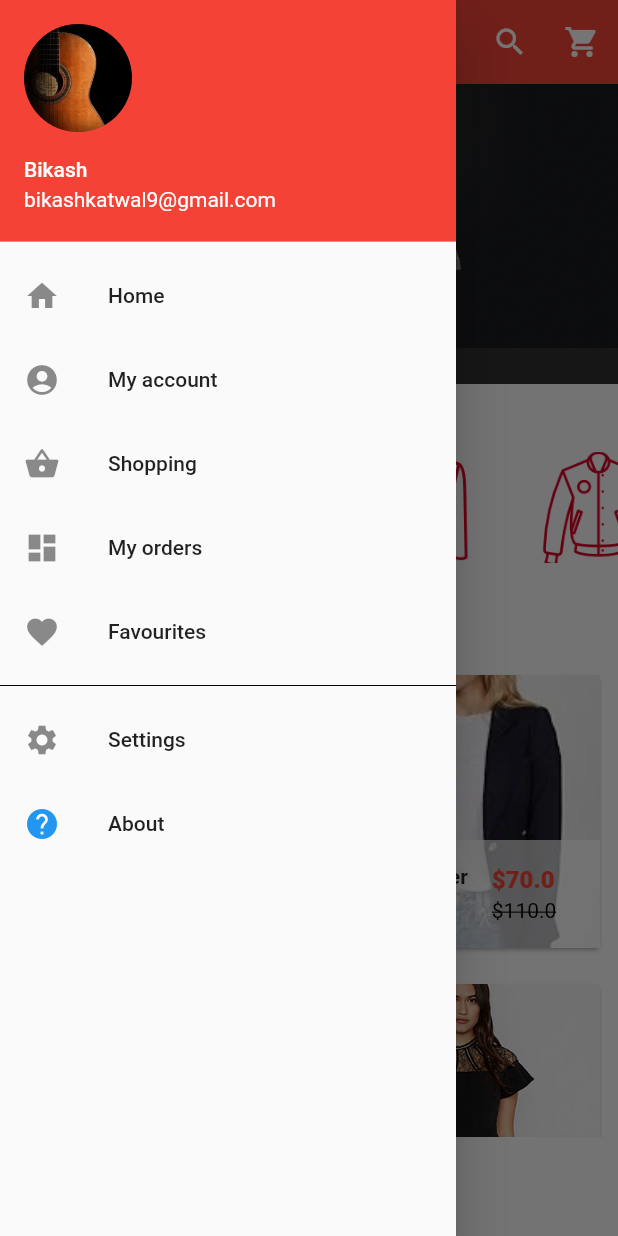
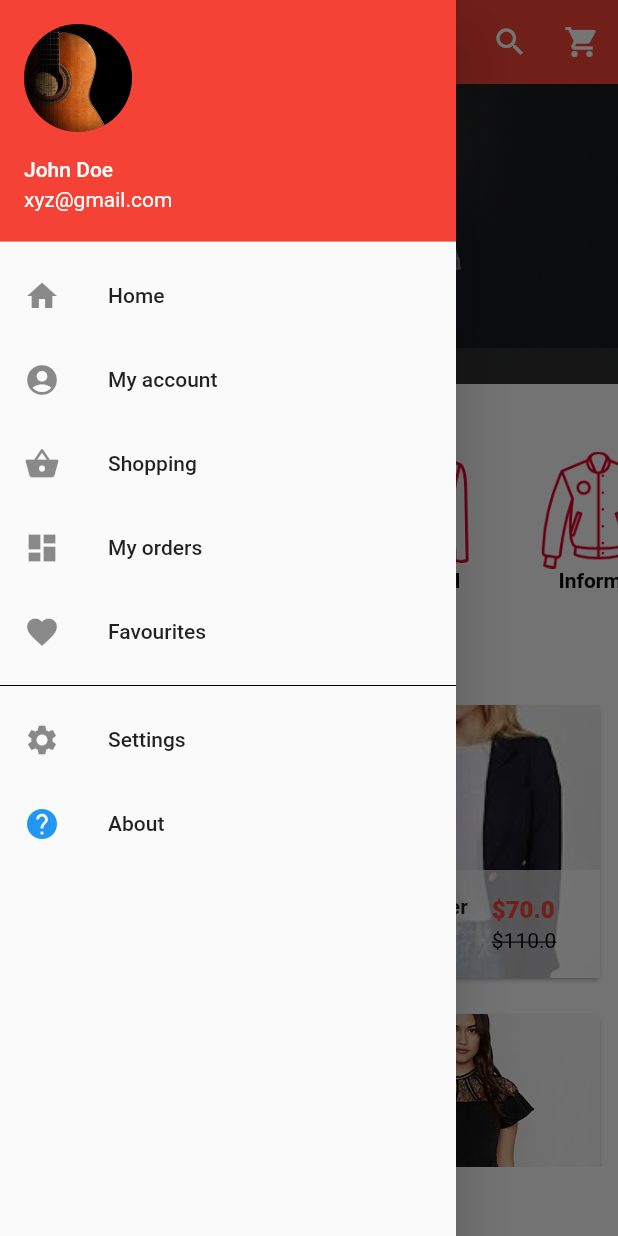
Before and after one commit to bikashKatwal/flutter_ecom, a Flutter app: the screen it shows after launch, with the side drawer open, on a phone screen of 412 x 824 dp. Run offline on Flutter 3.47's test engine with Material 2 defaults, Android fonts, the phone set to English and light mode, and no system bars; drawn by our look-alikes of carousel_pro.

```diff
--- a/lib/commons/custom_drawer.dart
+++ b/lib/commons/custom_drawer.dart
@@ -35,10 +35,10 @@ class _CustomDrawerState extends State<CustomDrawer> {
         children: <Widget>[
           UserAccountsDrawerHeader(
             accountName: CustomText(
-              text: 'Bikash',
+              text: 'John Doe',
             ),
             accountEmail: CustomText(
-              text: 'bikashkatwal9@gmail.com',
+              text: 'xyz@gmail.com',
             ),
             currentAccountPicture: GestureDetector(
               child: CircleAvatar(
--- a/lib/screens/home_screen.dart
+++ b/lib/screens/home_screen.dart
@@ -86,7 +86,7 @@ class HomeScreen extends StatelessWidget {
                 ),
               ),
 
-              //?
+              //? Product listed
               Container(
                 height: 320,
                 child: ProductsWidget(),
--- a/lib/widgets/category_widgets.dart
+++ b/lib/widgets/category_widgets.dart
@@ -18,8 +18,7 @@ class CategoryWidget extends StatelessWidget {
           child: ListTile(
             title: Image.asset(
               imageLocation,
-              width: 110,
-              height: 80,
+              width: 105,
             ),
             subtitle: Container(
               alignment: Alignment.topCenter,
--- a/lib/widgets/horizontal_listview_widgets.dart
+++ b/lib/widgets/horizontal_listview_widgets.dart
@@ -5,7 +5,7 @@ import 'package:flutter_ecom/commons/images.dart';
 import 'package:flutter_ecom/widgets/category_widgets.dart';
 
 class HorizontalListViewWidgets extends StatelessWidget {
-  final categories = <Map>[
+  final _categories = <Map>[
     {"image": Images.accessories, "name": "Accessories"},
     {"image": Images.dress, "name": "Dress"},
     {"image": Images.formal, "name": "Formal"},
@@ -18,18 +18,19 @@ class HorizontalListViewWidgets extends StatelessWidget {
   @override
   Widget build(BuildContext context) {
     return Container(
-      height: 80,
+      height: 100,
       child: ListView.builder(
         scrollDirection: Axis.horizontal,
-        itemCount: categories.length,
+        itemCount: _categories.length,
         itemBuilder: (BuildContext context, int index) {
-          Map category = categories[index];
+          Map category = _categories[index];
           return CategoryWidget(
             imageLocation: category["image"],
             imageCaption: CustomText(
               text: category["name"],
-              fontSize: 12.0,
-              color: kRed,
+              fontSize: 14.0,
+              color: kBlack,
+              fontWeight: FontWeight.bold,
             ),
           );
         },
--- a/lib/widgets/products_widget.dart
+++ b/lib/widgets/products_widget.dart
@@ -1,7 +1,6 @@
 import 'package:flutter/material.dart';
-import 'package:flutter_ecom/commons/constants.dart';
-import 'package:flutter_ecom/commons/custom_text.dart';
 import 'package:flutter_ecom/commons/images.dart';
+import 'package:flutter_ecom/widgets/single_product_widget.dart';
 
 class ProductsWidget extends StatefulWidget {
   @override
@@ -96,56 +95,3 @@ class _ProductsWidgetState extends State<ProductsWidget> {
     );
   }
 }
-
-class SingleProductWidget extends StatelessWidget {
-  final String prodName;
-  final String prodPicture;
-  final double prodOldPrice;
-  final double prodPrice;
-
-  const SingleProductWidget(
-      {@required this.prodName,
-      @required this.prodPicture,
-      @required this.prodOldPrice,
-      @required this.prodPrice});
-
-  @override
-  Widget build(BuildContext context) {
-    return Padding(
-      padding: const EdgeInsets.all(8.0),
-      child: Card(
-        child: Hero(
-          tag: prodName,
-          child: InkWell(
-            onTap: () {},
-            child: GridTile(
-              footer: Container(
-                color: kWhite70,
-                child: ListTile(
-                  leading: CustomText(
-                    text: prodName,
-                    fontWeight: FontWeight.bold,
-                  ),
-                  title: CustomText(
-                    text: "\$$prodPrice",
-                    color: kRed,
-                    fontWeight: FontWeight.w800,
-                  ),
-                  subtitle: CustomText(
-                    text: "\$$prodOldPrice",
-                    color: kBlack,
-                    textDecoration: TextDecoration.lineThrough,
-                  ),
-                ),
-              ),
-              child: Image.asset(
-                prodPicture,
-                fit: BoxFit.cover,
-              ),
-            ),
-          ),
-        ),
-      ),
-    );
-  }
-}
--- /dev/null
+++ b/lib/widgets/single_product_widget.dart
@@ -0,0 +1,66 @@
+import 'package:flutter/material.dart';
+import 'package:flutter_ecom/commons/constants.dart';
+import 'package:flutter_ecom/commons/custom_text.dart';
+import 'package:flutter_ecom/pages/product_details.dart';
+
+class SingleProductWidget extends StatelessWidget {
+  final String prodName;
+  final String prodPicture;
+  final double prodOldPrice;
+  final double prodPrice;
+
+  const SingleProductWidget(
+      {@required this.prodName,
+      @required this.prodPicture,
+      @required this.prodOldPrice,
+      @required this.prodPrice});
+
+  @override
+  Widget build(BuildContext context) {
+    return Padding(
+      padding: const EdgeInsets.all(8.0),
+      child: Card(
+        child: Hero(
+          tag: prodName,
+          child: InkWell(
+            onTap: () => Navigator.of(context).push(
+              MaterialPageRoute(
+                builder: (context) => ProductDetails(
+                  prodName: prodName,
+                  prodPrice: prodPrice,
+                  prodPicture: prodPicture,
+                  prodOldPrice: prodOldPrice,
+                ),
+              ),
+            ),
+            child: GridTile(
+              footer: Container(
+                color: kWhite70,
+                child: ListTile(
+                  leading: CustomText(
+                    text: prodName,
+                    fontWeight: FontWeight.bold,
+                  ),
+                  title: CustomText(
+                    text: "\$$prodPrice",
+                    color: kRed,
+                    fontWeight: FontWeight.w800,
+                  ),
+                  subtitle: CustomText(
+                    text: "\$$prodOldPrice",
+                    color: kBlack,
+                    textDecoration: TextDecoration.lineThrough,
+                  ),
+                ),
+              ),
+              child: Image.asset(
+                prodPicture,
+                fit: BoxFit.cover,
+              ),
+            ),
+          ),
+        ),
+      ),
+    );
+  }
+}
```
Also changed, not shown: lib/commons/custom_material_button.dart (added, +30 -0 lines), lib/pages/product_details.dart (added, +206 -0 lines).
